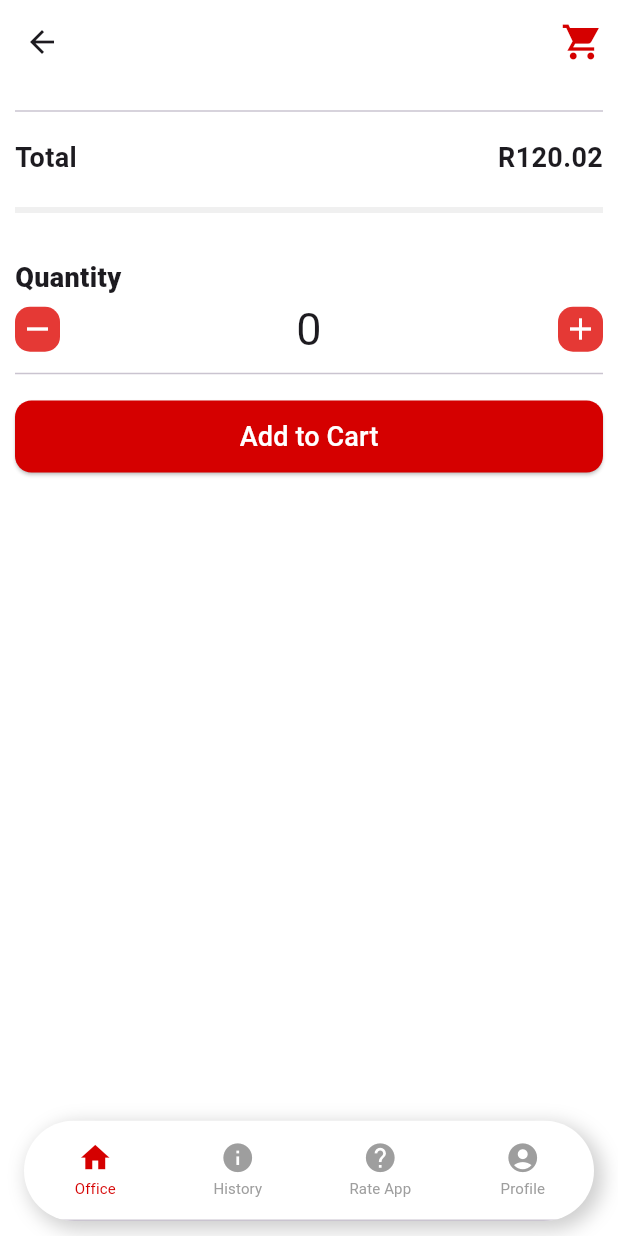
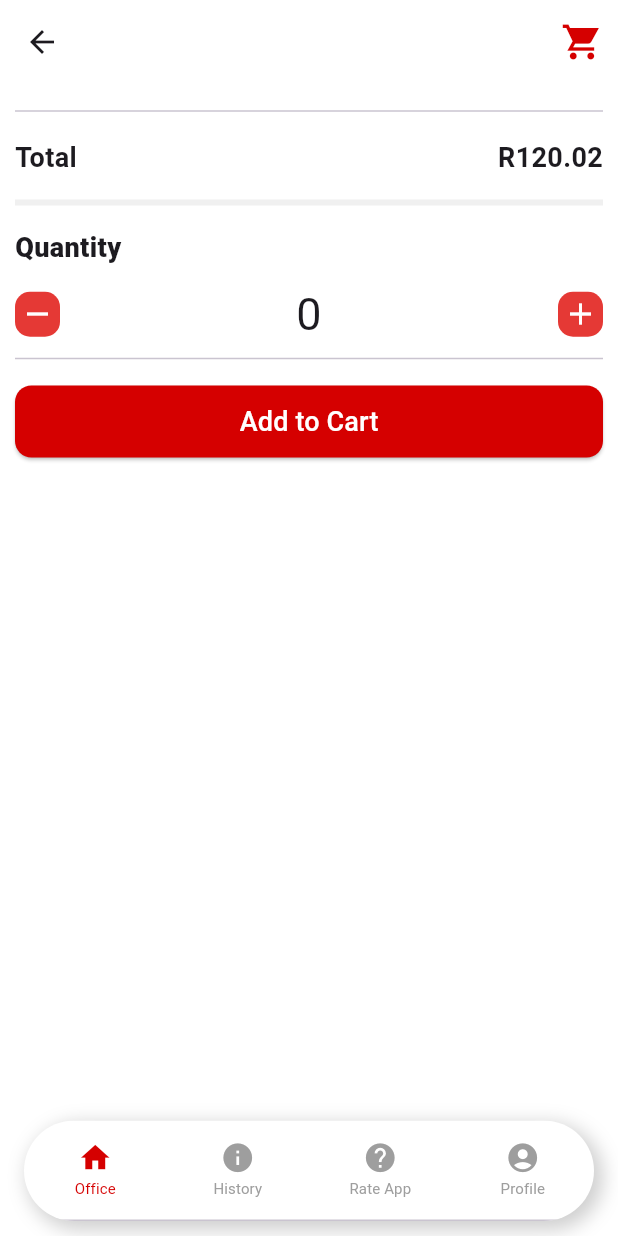
Before and after one commit to moraswi/OfficeEats, a Flutter app: the MenuCustomization screen opened by its route, on a phone screen of 412 x 824 dp. Run offline on Flutter 3.47's test engine with Material 3 defaults, Android fonts, the phone set to English and light mode, and no system bars; our stand-ins replace flutter_rating_bar, shared_preferences; missing offline and left inert: dart:ffi; accounts and stored records are empty; network calls fail.

Commit message:
title option

```diff
--- a/lib/components/private/home/menu/meal_customization.dart
+++ b/lib/components/private/home/menu/meal_customization.dart
@@ -223,14 +223,14 @@ class _MenuCustomizationState extends State<MenuCustomization> {
               ],
             ),
             const SizedBox(
-              height: 20,
+              height: 15,
             ),
             Container(
               height: 4,
               decoration: BoxDecoration(color: AppColors.tertiaryColor),
             ),
             const SizedBox(
-              height: 30,
+              height: 15,
             ),
             // Quantity
             const Align(
@@ -240,7 +240,9 @@ class _MenuCustomizationState extends State<MenuCustomization> {
                 style: TextStyle(fontSize: 18, fontWeight: FontWeight.w800),
               ),
             ),
-
+            const SizedBox(
+              height: 10,
+            ),
             Row(
               // crossAxisAlignment: CrossAxisAlignment.center,
               mainAxisAlignment: MainAxisAlignment.spaceBetween,
```
